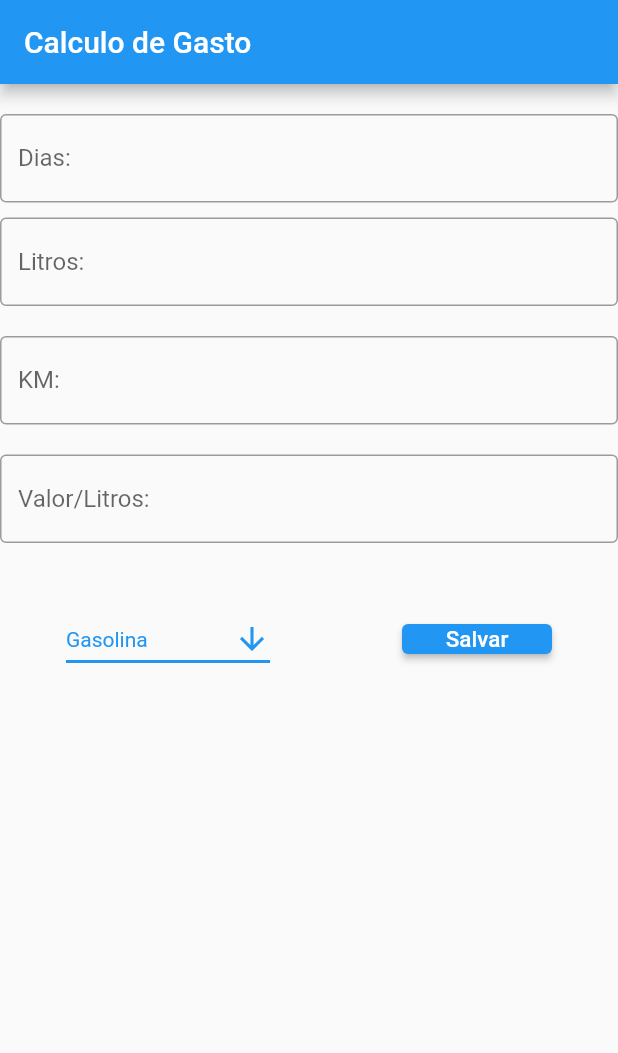
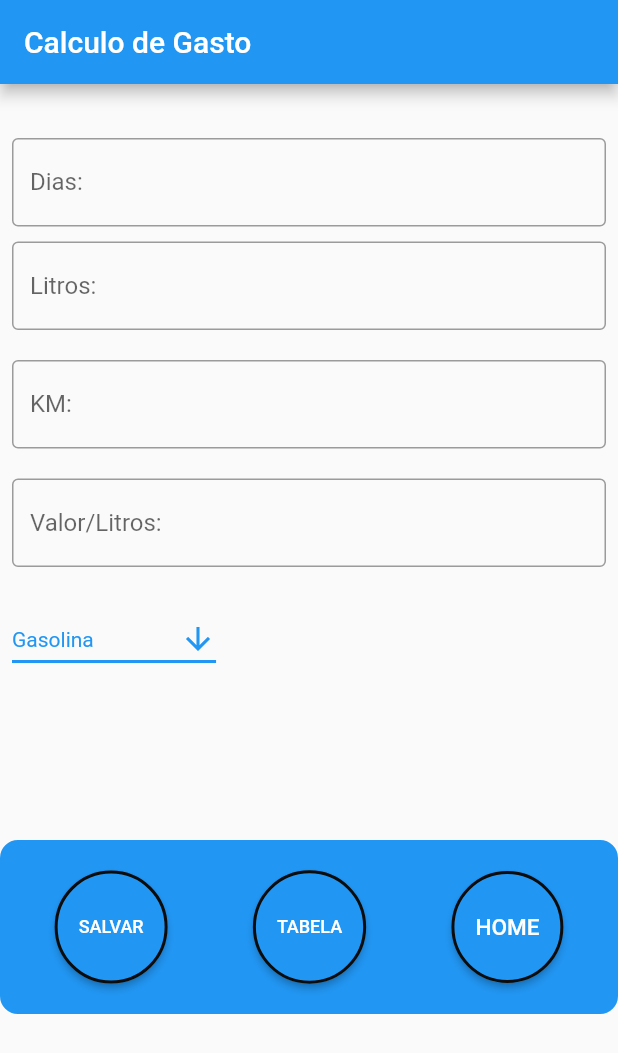
Before and after one commit to Egit777/TCC, a Flutter app: the screen it shows after launch, on a phone screen of 412 x 824 dp. Shown: the top 1053 px of the screen. Run offline on Flutter 3.47's test engine with Material 2 defaults, Android fonts, the phone set to English and light mode, and no system bars.

Commit message:
atualização botões

```diff
--- a/lib/telaCalculo.dart
+++ b/lib/telaCalculo.dart
@@ -1,5 +1,4 @@
 import 'dart:developer';
-
 import 'package:flutter/material.dart';
 import 'buttonDropCalculo.dart';
 import 'tabelaDoCalculo.dart';
@@ -38,68 +37,88 @@ class _TelaCalculoState extends State<TelaCalculo> {
       ),
       body: ListView(children: [
         Column(children: [
+          Padding(
+            padding: const EdgeInsets.symmetric(horizontal: 8, vertical: 16),
+            child:
                 Column(mainAxisAlignment: MainAxisAlignment.start, children: [
-            SizedBox(
+              const SizedBox(
                 height: 20,
               ),
               TextField(
                 textAlign: TextAlign.center,
                 controller: _controllerDias,
-              keyboardType: TextInputType.numberWithOptions(),
-              decoration: InputDecoration(
+                keyboardType: const TextInputType.numberWithOptions(),
+                decoration: const InputDecoration(
                   border: OutlineInputBorder(),
                   labelText: ('Dias:'),
                 ),
               ),
-            SizedBox(
+              const SizedBox(
                 height: 10,
               ),
               TextField(
                 controller: _controllerLitros,
-              decoration: InputDecoration(
+                decoration: const InputDecoration(
                   border: OutlineInputBorder(),
                   hintText: 'Litros:',
                 ),
               ),
-            SizedBox(
+              const SizedBox(
                 height: 20,
               ),
               TextField(
                 controller: _controllerKM,
-              keyboardType: TextInputType.numberWithOptions(),
-              decoration: InputDecoration(
+                keyboardType: const TextInputType.numberWithOptions(),
+                decoration: const InputDecoration(
+                  hintText: 'Escreva aqui!',
                   border: OutlineInputBorder(),
                   labelText: ('KM:'),
                 ),
               ),
-            SizedBox(
+              const SizedBox(
                 height: 20,
               ),
               TextField(
                 controller: _controllerValor,
-              decoration: InputDecoration(
+                decoration: const InputDecoration(
                   border: OutlineInputBorder(),
                   hintText: 'Valor/Litros:',
                 ),
               ),
             ]),
+          ),
+          Padding(
+            padding: const EdgeInsets.all(8.0),
+            child: Row(
+              mainAxisAlignment: MainAxisAlignment.start,
+              children: const [
+                MyStatefulWidget(),
+              ],
+            ),
+          ),
           const SizedBox(
-            height: 40,
+            height: 102,
           ),
-          Row(
+          Container(
+            decoration: BoxDecoration(
+              color: Colors.blue,
+              border: Border.all(
+                color: Colors.blue,
+                width: 8,
+              ),
+              borderRadius: BorderRadius.circular(12),
+            ),
+            child: Row(
                 mainAxisAlignment: MainAxisAlignment.spaceAround,
                 children: [
-              MyStatefulWidget(),
                   Container(
-                height: 20,
-                width: 100,
-                decoration: BoxDecoration(
-                  borderRadius: BorderRadius.circular(10),
-                  color: Color.fromARGB(255, 241, 0, 0),
-                ),
+                    height: 100,
                     child: ElevatedButton(
                       style: TextButton.styleFrom(
-                    primary: Color.fromARGB(255, 255, 254, 254),
+                        side: const BorderSide(
+                            width: 2.0, color: Color.fromARGB(255, 12, 12, 12)),
+                        shape: const CircleBorder(),
+                        primary: const Color.fromARGB(255, 255, 254, 254),
                       ),
                       onPressed: () {
                         log(_controllerDias.text);
@@ -110,14 +129,52 @@ class _TelaCalculoState extends State<TelaCalculo> {
                         Navigator.of(context).pushReplacement(MaterialPageRoute(
                             builder: (context) => PageTabelaCalculo()));
                       },
-                  child: const Text('Salvar',
+                      child: const Text('SALVAR',
+                          style: TextStyle(
+                            color: Color.fromARGB(255, 255, 255, 255),
+                            fontSize: 12,
+                          )),
+                    ),
+                  ),
+                  Container(
+                    height: 100,
+                    child: ElevatedButton(
+                      style: TextButton.styleFrom(
+                        side: const BorderSide(
+                            width: 2.0, color: Color.fromARGB(255, 12, 12, 12)),
+                        shape: CircleBorder(),
+                        primary: const Color.fromARGB(255, 255, 254, 254),
+                      ),
+                      onPressed: () {
+                        Navigator.of(context).pushReplacement(MaterialPageRoute(
+                            builder: (context) => PageTabelaCalculo()));
+                      },
+                      child: const Text('TABELA',
+                          style: TextStyle(
+                            color: Color.fromARGB(255, 255, 255, 255),
+                            fontSize: 12,
+                          )),
+                    ),
+                  ),
+                  // HOME //
+                  Container(
+                    height: 100,
+                    child: ElevatedButton(
+                      style: TextButton.styleFrom(
+                        side: const BorderSide(
+                            width: 2.0, color: Color.fromARGB(255, 12, 12, 12)),
+                        shape: CircleBorder(),
+                        primary: const Color.fromARGB(255, 255, 254, 254),
+                      ),
+                      onPressed: () {},
+                      child: const Text('HOME',
                           style: TextStyle(
                             color: Color.fromARGB(255, 255, 255, 255),
                             fontSize: 15,
                           )),
                     ),
                   ),
-            ],
+                ]),
           ),
           const SizedBox(height: 30),
         ]),
```
Lines whose indentation alone changed are shown as unchanged.
